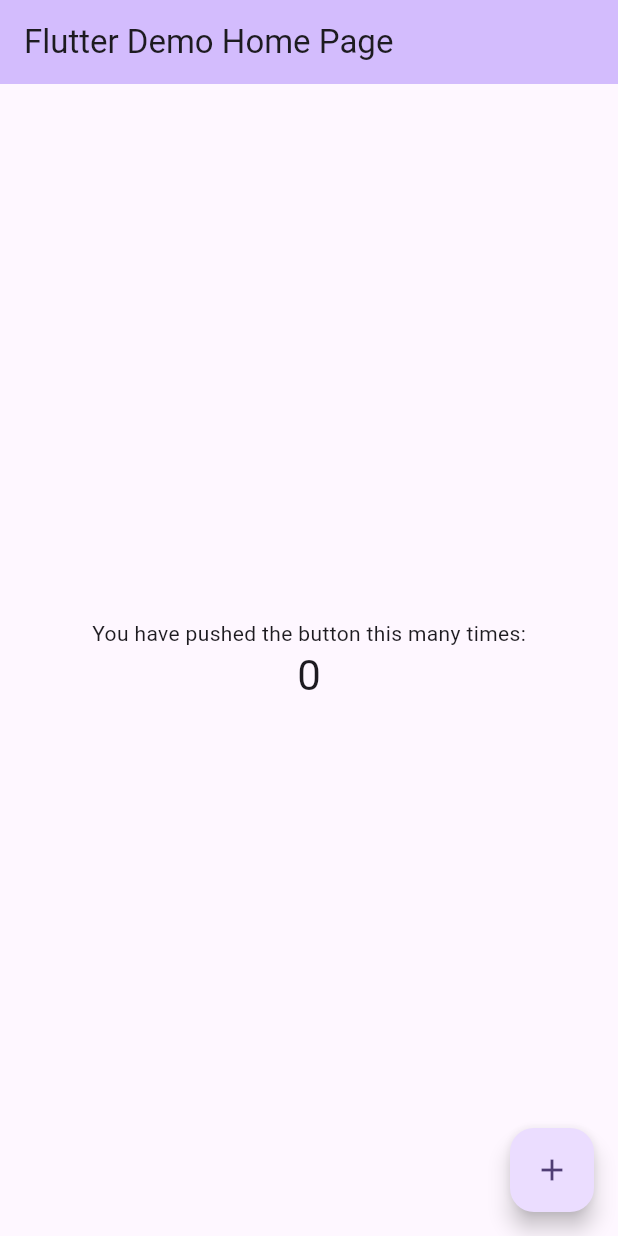
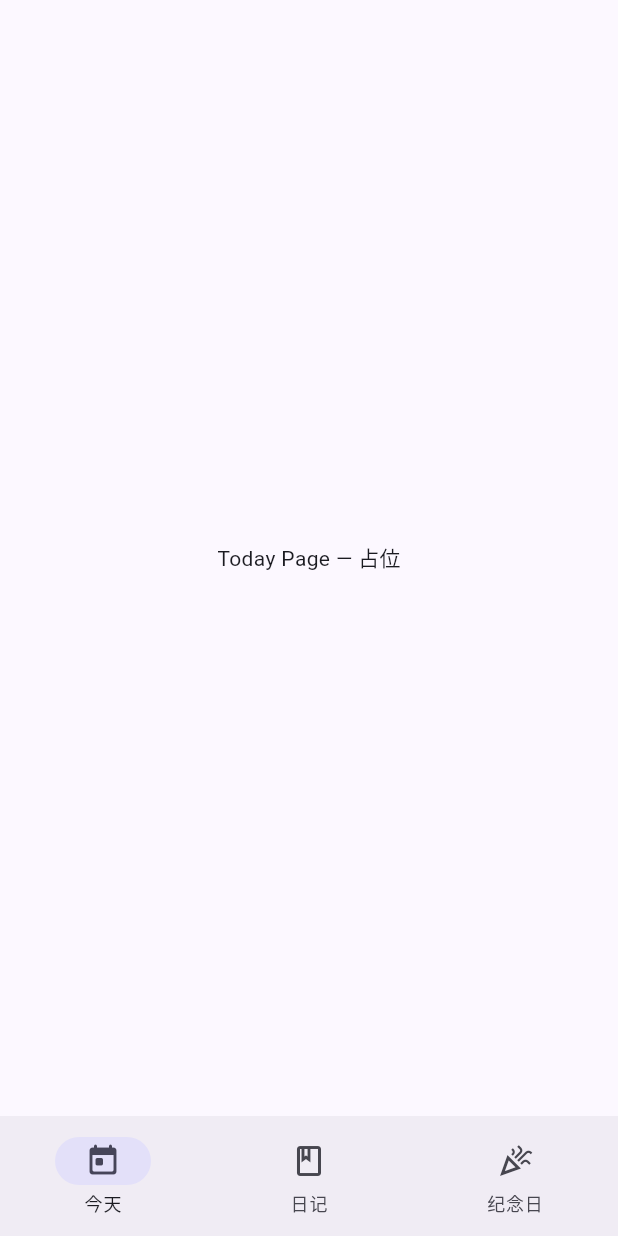
Before and after one commit to ncz1117/TraceLife, a Flutter app: the screen it shows after launch, on a phone screen of 412 x 824 dp. Run offline on Flutter 3.47's test engine with Material 3 defaults, Android fonts, the phone set to English and light mode, and no system bars; our stand-ins replace flutter_riverpod, go_router.

Commit message:
feat: Phase 2 应用入口 — GoRouter + 底部导航 + 占位页面 + l10n修复

```diff
--- /dev/null
+++ b/lib/core/router/app_router.dart
@@ -0,0 +1,103 @@
+import 'package:flutter/material.dart';
+import 'package:go_router/go_router.dart';
+import '../../features/today/today_page.dart';
+import '../../features/diary/diary_page.dart';
+import '../../features/day_counter/day_counter_page.dart';
+import '../../features/diary/diary_edit_page.dart';
+import '../../features/day_counter/day_counter_add_page.dart';
+
+final GlobalKey<NavigatorState> _rootNavigatorKey = GlobalKey<NavigatorState>();
+
+final appRouter = GoRouter(
+  navigatorKey: _rootNavigatorKey,
+  initialLocation: '/',
+  routes: [
+    ShellRoute(
+      builder: (context, state, child) => MainShell(child: child),
+      routes: [
+        GoRoute(
+          path: '/',
+          pageBuilder: (context, state) => const NoTransitionPage(
+            child: TodayPage(),
+          ),
+        ),
+        GoRoute(
+          path: '/diary',
+          pageBuilder: (context, state) => const NoTransitionPage(
+            child: DiaryPage(),
+          ),
+        ),
+        GoRoute(
+          path: '/day-counter',
+          pageBuilder: (context, state) => const NoTransitionPage(
+            child: DayCounterPage(),
+          ),
+        ),
+      ],
+    ),
+    GoRoute(
+      path: '/diary/edit',
+      parentNavigatorKey: _rootNavigatorKey,
+      builder: (context, state) => DiaryEditPage(
+        date: state.extra as String?,
+      ),
+    ),
+    GoRoute(
+      path: '/day-counter/add',
+      parentNavigatorKey: _rootNavigatorKey,
+      builder: (context, state) => const DayCounterAddPage(),
+    ),
+  ],
+);
+
+class MainShell extends StatelessWidget {
+  final Widget child;
+
+  const MainShell({super.key, required this.child});
+
+  int _currentIndex(BuildContext context) {
+    final location = GoRouterState.of(context).uri.toString();
+    if (location.startsWith('/diary') && !location.startsWith('/diary/edit')) return 1;
+    if (location.startsWith('/day-counter') && !location.startsWith('/day-counter/add')) return 2;
+    return 0;
+  }
+
+  @override
+  Widget build(BuildContext context) {
+    final index = _currentIndex(context);
+
+    return Scaffold(
+      body: child,
+      bottomNavigationBar: NavigationBar(
+        selectedIndex: index,
+        onDestinationSelected: (i) {
+          switch (i) {
+            case 0:
+              context.go('/');
+            case 1:
+              context.go('/diary');
+            case 2:
+              context.go('/day-counter');
+          }
+        },
+        destinations: const [
+          NavigationDestination(
+            icon: Icon(Icons.today_rounded),
+            selectedIcon: Icon(Icons.today_rounded),
+            label: '今天',
+          ),
+          NavigationDestination(
+            icon: Icon(Icons.book_outlined),
+            selectedIcon: Icon(Icons.book_rounded),
+            label: '日记',
+          ),
+          NavigationDestination(
+            icon: Icon(Icons.celebration_outlined),
+            selectedIcon: Icon(Icons.celebration_rounded),
+            label: '纪念日',
+          ),
+        ],
+      ),
+    );
+  }
+}
--- /dev/null
+++ b/lib/features/today/today_page.dart
@@ -0,0 +1,12 @@
+import 'package:flutter/material.dart';
+
+class TodayPage extends StatelessWidget {
+  const TodayPage({super.key});
+
+  @override
+  Widget build(BuildContext context) {
+    return const Center(
+      child: Text('Today Page — 占位'),
+    );
+  }
+}
--- a/lib/main.dart
+++ b/lib/main.dart
@@ -1,122 +1,38 @@
 import 'package:flutter/material.dart';
+import 'package:flutter/services.dart';
+import 'package:flutter_localizations/flutter_localizations.dart';
+import 'package:flutter_riverpod/flutter_riverpod.dart';
+import 'core/theme/app_theme.dart';
+import 'core/router/app_router.dart';
+import 'core/l10n/app_localizations.dart';
 
 void main() {
-  runApp(const MyApp());
+  WidgetsFlutterBinding.ensureInitialized();
+  SystemChrome.setPreferredOrientations([
+    DeviceOrientation.portraitUp,
+  ]);
+  runApp(const ProviderScope(child: TraceLifeApp()));
 }
 
-class MyApp extends StatelessWidget {
-  const MyApp({super.key});
+class TraceLifeApp extends ConsumerWidget {
+  const TraceLifeApp({super.key});
 
-  // This widget is the root of your application.
   @override
-  Widget build(BuildContext context) {
-    return MaterialApp(
-      title: 'Flutter Demo',
-      theme: ThemeData(
-        // This is the theme of your application.
-        //
-        // TRY THIS: Try running your application with "flutter run". You'll see
-        // the application has a purple toolbar. Then, without quitting the app,
-        // try changing the seedColor in the colorScheme below to Colors.green
-        // and then invoke "hot reload" (save your changes or press the "hot
-        // reload" button in a Flutter-supported IDE, or press "r" if you used
-        // the command line to start the app).
-        //
-        // Notice that the counter didn't reset back to zero; the application
-        // state is not lost during the reload. To reset the state, use hot
-        // restart instead.
-        //
-        // This works for code too, not just values: Most code changes can be
-        // tested with just a hot reload.
-        colorScheme: ColorScheme.fromSeed(seedColor: Colors.deepPurple),
-      ),
-      home: const MyHomePage(title: 'Flutter Demo Home Page'),
+  Widget build(BuildContext context, WidgetRef ref) {
+    return MaterialApp.router(
+      title: '迹录',
+      debugShowCheckedModeBanner: false,
+      theme: AppTheme.light(),
+      darkTheme: AppTheme.dark(),
+      themeMode: ThemeMode.system,
+      routerConfig: appRouter,
+      localizationsDelegates: const [
+        AppLocalizations.delegate,
+        GlobalMaterialLocalizations.delegate,
+        GlobalWidgetsLocalizations.delegate,
+        GlobalCupertinoLocalizations.delegate,
+      ],
+      supportedLocales: AppLocalizations.supportedLocales,
     );
   }
 }
-
-class MyHomePage extends StatefulWidget {
-  const MyHomePage({super.key, required this.title});
-
-  // This widget is the home page of your application. It is stateful, meaning
-  // that it has a State object (defined below) that contains fields that affect
-  // how it looks.
-
-  // This class is the configuration for the state. It holds the values (in this
-  // case the title) provided by the parent (in this case the App widget) and
-  // used by the build method of the State. Fields in a Widget subclass are
-  // always marked "final".
-
-  final String title;
-
-  @override
-  State<MyHomePage> createState() => _MyHomePageState();
-}
-
-class _MyHomePageState extends State<MyHomePage> {
-  int _counter = 0;
-
-  void _incrementCounter() {
-    setState(() {
-      // This call to setState tells the Flutter framework that something has
-      // changed in this State, which causes it to rerun the build method below
-      // so that the display can reflect the updated values. If we changed
-      // _counter without calling setState(), then the build method would not be
-      // called again, and so nothing would appear to happen.
-      _counter++;
-    });
-  }
-
-  @override
-  Widget build(BuildContext context) {
-    // This method is rerun every time setState is called, for instance as done
-    // by the _incrementCounter method above.
-    //
-    // The Flutter framework has been optimized to make rerunning build methods
-    // fast, so that you can just rebuild anything that needs updating rather
-    // than having to individually change instances of widgets.
-    return Scaffold(
-      appBar: AppBar(
-        // TRY THIS: Try changing the color here to a specific color (to
-        // Colors.amber, perhaps?) and trigger a hot reload to see the AppBar
-        // change color while the other colors stay the same.
-        backgroundColor: Theme.of(context).colorScheme.inversePrimary,
-        // Here we take the value from the MyHomePage object that was created by
-        // the App.build method, and use it to set our appbar title.
-        title: Text(widget.title),
-      ),
-      body: Center(
-        // Center is a layout widget. It takes a single child and positions it
-        // in the middle of the parent.
-        child: Column(
-          // Column is also a layout widget. It takes a list of children and
-          // arranges them vertically. By default, it sizes itself to fit its
-          // children horizontally, and tries to be as tall as its parent.
-          //
-          // Column has various properties to control how it sizes itself and
-          // how it positions its children. Here we use mainAxisAlignment to
-          // center the children vertically; the main axis here is the vertical
-          // axis because Columns are vertical (the cross axis would be
-          // horizontal).
-          //
-          // TRY THIS: Invoke "debug painting" (choose the "Toggle Debug Paint"
-          // action in the IDE, or press "p" in the console), to see the
-          // wireframe for each widget.
-          mainAxisAlignment: MainAxisAlignment.center,
-          children: <Widget>[
-            const Text('You have pushed the button this many times:'),
-            Text(
-              '$_counter',
-              style: Theme.of(context).textTheme.headlineMedium,
-            ),
-          ],
-        ),
-      ),
-      floatingActionButton: FloatingActionButton(
-        onPressed: _incrementCounter,
-        tooltip: 'Increment',
-        child: const Icon(Icons.add),
-      ), // This trailing comma makes auto-formatting nicer for build methods.
-    );
-  }
-}
```
Also changed, not shown: lib/features/day_counter/day_counter_add_page.dart (added, +12 -0 lines), lib/features/day_counter/day_counter_page.dart (added, +12 -0 lines), lib/features/diary/diary_edit_page.dart (added, +14 -0 lines), lib/features/diary/diary_page.dart (added, +12 -0 lines), 1 other file.
